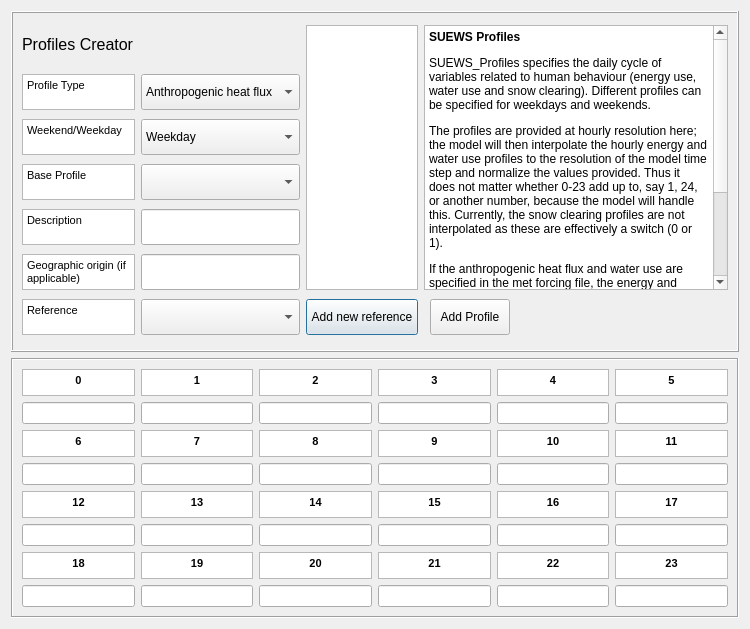
Above: tabs/profiles_tab.ui from gusbacos/suews_database_manager before the change. Below: the same form after it.
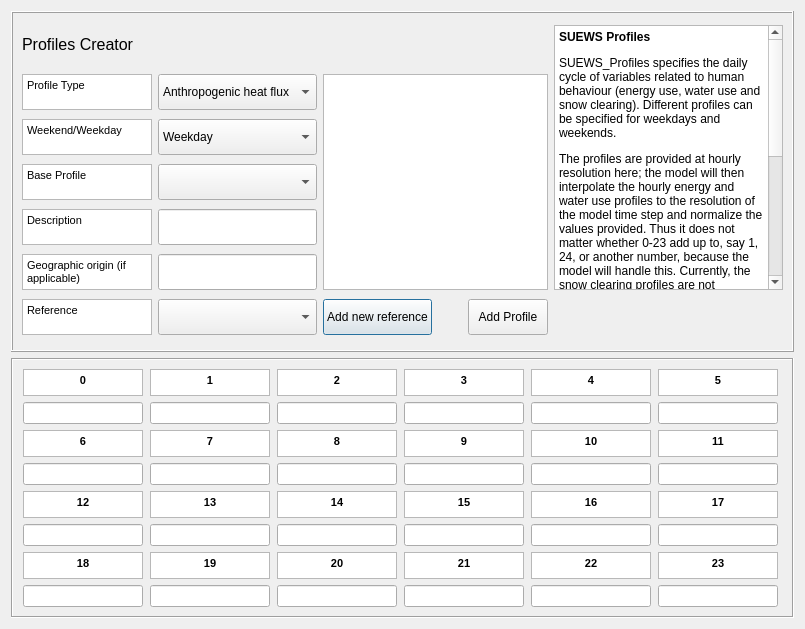
That is the form after the change. Custom widgets are drawn as their Qt base class.

Diff of the .ui file:
```diff
--- a/tabs/profiles_tab.ui
+++ b/tabs/profiles_tab.ui
@@ -6,7 +6,7 @@
    <rect>
     <x>0</x>
     <y>0</y>
-    <width>750</width>
+    <width>805</width>
     <height>629</height>
    </rect>
   </property>
@@ -446,26 +446,7 @@
         </property>
        </spacer>
       </item>
-      <item row="0" column="2" rowspan="6">
-       <widget class="QTextBrowser" name="textBrowserRef">
-        <property name="enabled">
-         <bool>true</bool>
-        </property>
-        <property name="sizePolicy">
-         <sizepolicy hsizetype="Preferred" vsizetype="Preferred">
-          <horstretch>0</horstretch>
-          <verstretch>0</verstretch>
-         </sizepolicy>
-        </property>
-        <property name="maximumSize">
-         <size>
-          <width>160</width>
-          <height>16777215</height>
-         </size>
-        </property>
-       </widget>
-      </item>
-      <item row="0" column="3" rowspan="6" colspan="3">
+      <item row="0" column="5" rowspan="6">
        <widget class="QTextBrowser" name="textBrowserRef_2">
         <property name="sizePolicy">
          <sizepolicy hsizetype="Expanding" vsizetype="Expanding">
@@ -502,6 +483,17 @@
         </property>
        </widget>
       </item>
+      <item row="1" column="2" rowspan="5" colspan="3">
+       <widget class="QTextBrowser" name="textBrowserRef">
+        <property name="html">
+         <string>&lt;!DOCTYPE HTML PUBLIC &quot;-//W3C//DTD HTML 4.0//EN&quot; &quot;http://www.w3.org/TR/REC-html40/strict.dtd&quot;&gt;
+&lt;html&gt;&lt;head&gt;&lt;meta name=&quot;qrichtext&quot; content=&quot;1&quot; /&gt;&lt;style type=&quot;text/css&quot;&gt;
+p, li { white-space: pre-wrap; }
+&lt;/style&gt;&lt;/head&gt;&lt;body style=&quot; font-family:'MS Shell Dlg 2'; font-size:7.8pt; font-weight:400; font-style:normal;&quot;&gt;
+&lt;p style=&quot;-qt-paragraph-type:empty; margin-top:0px; margin-bottom:0px; margin-left:0px; margin-right:0px; -qt-block-indent:0; text-indent:0px;&quot;&gt;&lt;br /&gt;&lt;/p&gt;&lt;/body&gt;&lt;/html&gt;</string>
+        </property>
+       </widget>
+      </item>
      </layout>
     </widget>
    </item>
```
